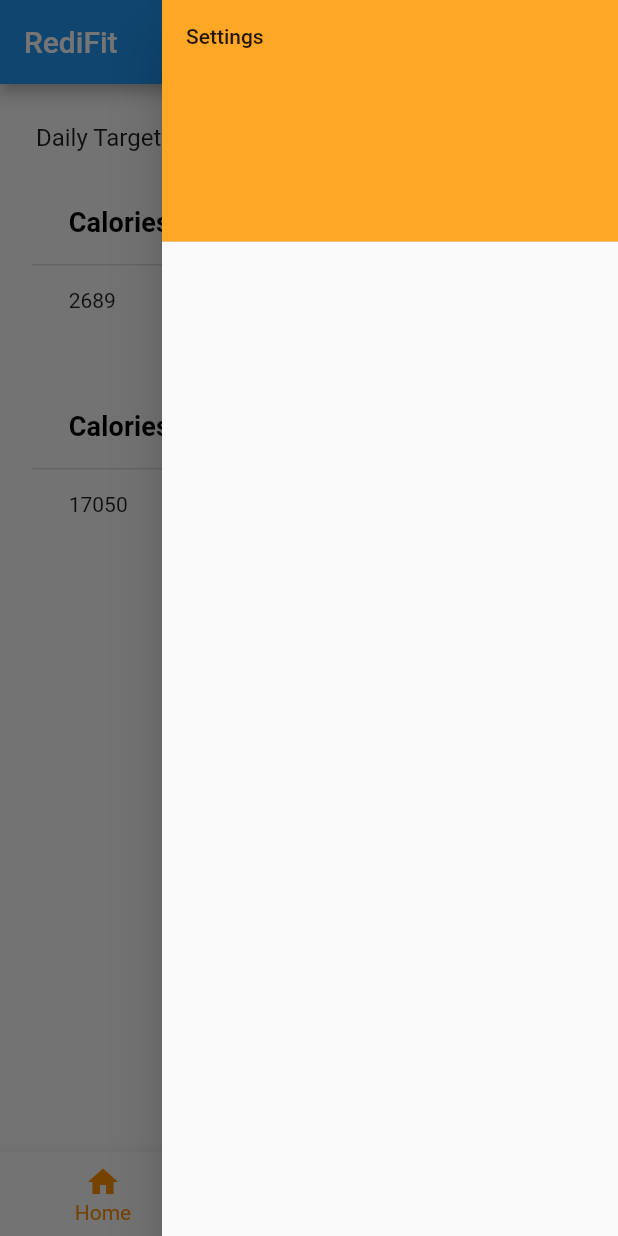
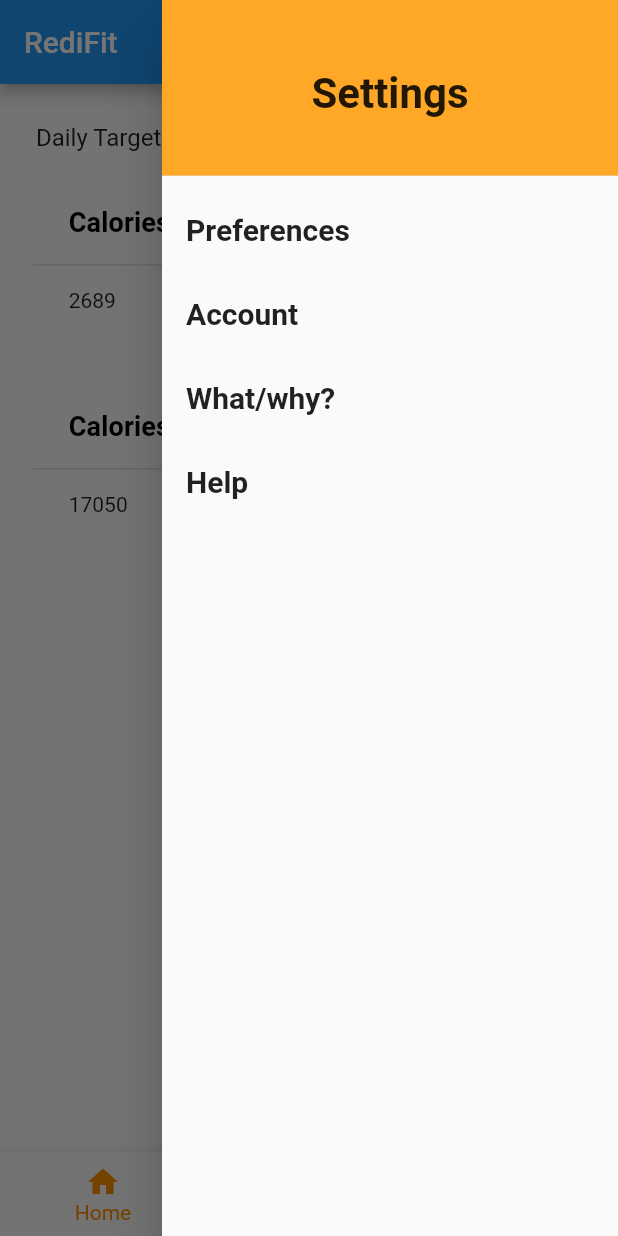
Before and after one commit to DandyAndy22/redifit-mobile, a Flutter app: the screen it shows after launch, with the side drawer open, on a phone screen of 412 x 824 dp. Run offline on Flutter 3.47's test engine with Material 2 defaults, Android fonts, the phone set to English and light mode, and no system bars.

Commit message:
Add Content to Settings Drawer, format and style as well

```diff
--- a/lib/widgets/settings.dart
+++ b/lib/widgets/settings.dart
@@ -9,11 +9,52 @@ class Settings extends StatelessWidget {
       child: ListView(
         padding: EdgeInsets.zero,
         children: [
-          DrawerHeader(
-            decoration: BoxDecoration(
-              color: Colors.orange.shade400,
-            ),
-            child: const Text('Settings'),
+          SizedBox(
+              height: 125,
+              child: DrawerHeader(
+                decoration: BoxDecoration(
+                  color: Colors.orange.shade400,
+                ),
+                child: const Center(
+                    child: Text('Settings',
+                        style: TextStyle(
+                            fontWeight: FontWeight.bold, fontSize: 28))),
+              )),
+          ListTile(
+            title: const Text('Preferences',
+                style: TextStyle(fontWeight: FontWeight.bold, fontSize: 20)),
+            onTap: () {
+              // Update the state of the app.
+              // ...
+              Navigator.pop(context);
+            },
+          ),
+          ListTile(
+            title: const Text('Account',
+                style: TextStyle(fontWeight: FontWeight.bold, fontSize: 20)),
+            onTap: () {
+              // Update the state of the app.
+              // ...
+              Navigator.pop(context);
+            },
+          ),
+          ListTile(
+            title: const Text('What/why?',
+                style: TextStyle(fontWeight: FontWeight.bold, fontSize: 20)),
+            onTap: () {
+              // Update the state of the app.
+              // ...
+              Navigator.pop(context);
+            },
+          ),
+          ListTile(
+            title: const Text('Help',
+                style: TextStyle(fontWeight: FontWeight.bold, fontSize: 20)),
+            onTap: () {
+              // Update the state of the app.
+              // ...
+              Navigator.pop(context);
+            },
           ),
         ],
       ),
```
